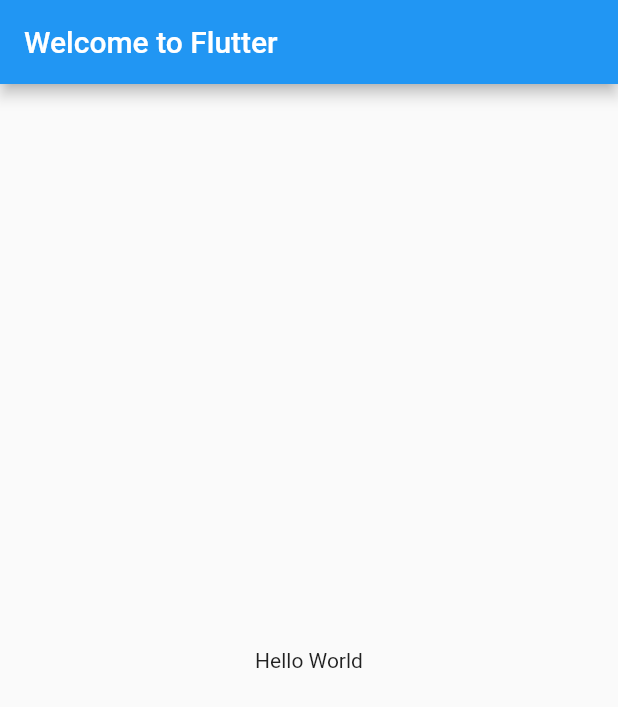
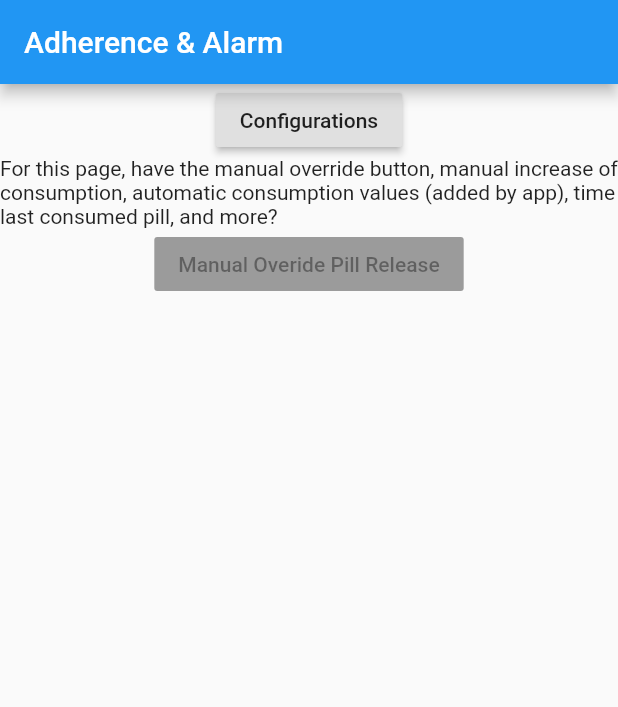
Before and after one commit to KelTez/Smart-Pill-Bottle_IoTProj, a Flutter app: the screen it shows after launch, on a phone screen of 412 x 824 dp. Shown: the top 707 px of the screen. Run offline on Flutter 3.47's test engine with Material 2 defaults, Android fonts, the phone set to English and light mode, and no system bars; our stand-ins replace flutter_blue.

Commit message:
Changed MinSDK to 19, Added basic frame for app; app uses 2 pages

```diff
--- a/iot_app/lib/main.dart
+++ b/iot_app/lib/main.dart
@@ -1,4 +1,3 @@
-
 /*
 * JUST A SIMPLE HELLO_WORLD APP, FOR EASE OF FLUTTER FUNCTIONALITY. TO BUILD OFF OF THIS BASE
 */
@@ -6,6 +5,69 @@
 import 'package:flutter/material.dart';
 import 'package:flutter_blue/flutter_blue.dart';
 
+void main() {
+  runApp(MaterialApp(
+    title: 'Smart Pill App',
+    home: MainPage(),
+  ));
+}
+
+class MainPage extends StatelessWidget {
+  @override
+  Widget build(BuildContext context) {
+    return Scaffold(
+      appBar: AppBar(
+        title: Text('Adherence & Alarm'),
+      ),
+      body: Center(
+        child: new Column(
+
+          children: <Widget>[
+
+            new RaisedButton(
+              child: Text('Configurations'),
+              onPressed: () {
+                // Navigate to configuration when tapped.
+                Navigator.push(
+                  context,
+                  MaterialPageRoute(builder: (context) => ConfigPage()),
+                );
+              },
+            ),
+            new Text('For this page, have the manual override button, manual increase of consumption, automatic consumption values (added by app), time last consumed pill, and more?'),
+            new RaisedButton(
+                child: Text('Manual Overide Pill Release'),
+                color: Color.fromRGBO(55, 65, 75, 1),
+                onPressed: null, //TODO SOMETHING, TO ADD FUNCTIONALITY
+            ),
+
+
+          ],
+        )
+      ),
+    );
+  }
+}
+
+class ConfigPage extends StatelessWidget {
+  @override
+  Widget build(BuildContext context) {
+    return Scaffold(
+      appBar: AppBar(
+        title: Text("Configuration"),
+      ),
+      body: Center(
+        child: Text('Add config options. Such options include pill dosage, time intervals'),
+      ),
+    );
+  }
+}
+
+
+
+
+
+/* EXAMPLE BELOW IS SIMPLE HELLO WORLD, TO HELP YOU UNDERSTAND HOW STUFF WORKS. UNCOMMENT IT, AND COMMENT MAIN TO SEE
 // Use arrow notation for one-line functions or methods
 void main() => runApp(MyApp());
 
@@ -31,3 +93,4 @@
   }
 
 }
+*/
```
Also changed, not shown: 1 other file.
